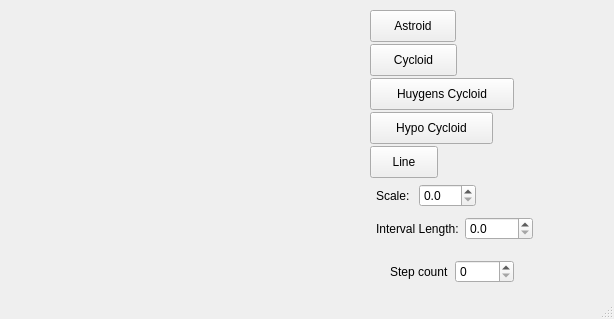
Qt form mainwindow.ui (MStolpovskiy/QtCurvesCPP) before a commit.
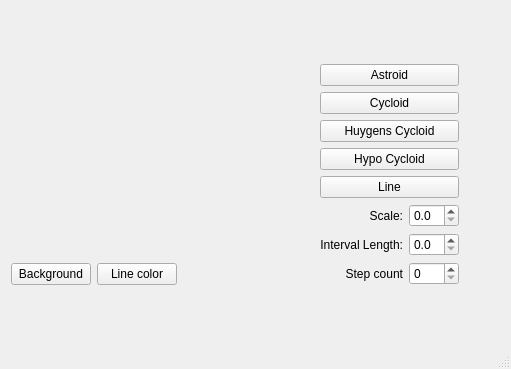
The same form after that commit. Custom widgets are drawn as their Qt base class.

Commit message: Option to change colors added

Patch:
```diff
--- a/mainwindow.ui
+++ b/mainwindow.ui
@@ -6,124 +6,119 @@
    <rect>
     <x>0</x>
     <y>0</y>
-    <width>614</width>
-    <height>319</height>
+    <width>511</width>
+    <height>369</height>
    </rect>
   </property>
   <property name="windowTitle">
    <string>MainWindow</string>
   </property>
   <widget class="QWidget" name="centralwidget">
-   <widget class="RenderArea" name="renderArea" native="true">
+   <widget class="QWidget" name="">
     <property name="geometry">
      <rect>
-      <x>40</x>
-      <y>10</y>
-      <width>164</width>
-      <height>215</height>
+      <x>11</x>
+      <y>42</y>
+      <width>448</width>
+      <height>266</height>
      </rect>
     </property>
-   </widget>
+    <layout class="QGridLayout" name="gridLayout">
+     <item row="0" column="0">
+      <layout class="QVBoxLayout" name="verticalLayout">
+       <item>
+        <widget class="RenderArea" name="renderArea" native="true"/>
+       </item>
+       <item>
+        <layout class="QHBoxLayout" name="horizontalLayout_4">
+         <item>
+          <widget class="QPushButton" name="btnBackgroundColor">
+           <property name="text">
+            <string>Background</string>
+           </property>
+          </widget>
+         </item>
+         <item>
+          <widget class="QPushButton" name="btnLineColor">
+           <property name="text">
+            <string>Line color</string>
+           </property>
+          </widget>
+         </item>
+         <item>
+          <spacer name="horizontalSpacer">
+           <property name="orientation">
+            <enum>Qt::Horizontal</enum>
+           </property>
+           <property name="sizeHint" stdset="0">
+            <size>
+             <width>40</width>
+             <height>20</height>
+            </size>
+           </property>
+          </spacer>
+         </item>
+        </layout>
+       </item>
+      </layout>
+     </item>
+     <item row="0" column="1">
+      <layout class="QVBoxLayout" name="verticalLayout_2">
+       <item>
    <widget class="QPushButton" name="btnAstroid">
-    <property name="geometry">
-     <rect>
-      <x>370</x>
-      <y>10</y>
-      <width>86</width>
-      <height>32</height>
-     </rect>
-    </property>
     <property name="text">
      <string>Astroid</string>
     </property>
    </widget>
+       </item>
+       <item>
    <widget class="QPushButton" name="btnCycloid">
-    <property name="geometry">
-     <rect>
-      <x>370</x>
-      <y>44</y>
-      <width>87</width>
-      <height>32</height>
-     </rect>
-    </property>
     <property name="text">
      <string>Cycloid</string>
     </property>
    </widget>
+       </item>
+       <item>
    <widget class="QPushButton" name="btnHuygens">
-    <property name="geometry">
-     <rect>
-      <x>370</x>
-      <y>78</y>
-      <width>144</width>
-      <height>32</height>
-     </rect>
-    </property>
     <property name="text">
      <string>Huygens Cycloid</string>
     </property>
    </widget>
+       </item>
+       <item>
    <widget class="QPushButton" name="btnHypo">
-    <property name="geometry">
-     <rect>
-      <x>370</x>
-      <y>112</y>
-      <width>123</width>
-      <height>32</height>
-     </rect>
-    </property>
     <property name="text">
      <string>Hypo Cycloid</string>
     </property>
    </widget>
-   <widget class="QWidget" name="layoutWidget">
-    <property name="geometry">
-     <rect>
-      <x>376</x>
-      <y>217</y>
-      <width>157</width>
-      <height>23</height>
-     </rect>
-    </property>
-    <layout class="QHBoxLayout" name="horizontalLayout_2">
+       </item>
      <item>
-      <widget class="QLabel" name="label_2">
+        <widget class="QPushButton" name="btnLine">
        <property name="text">
-        <string>Interval Length:</string>
+          <string>Line</string>
        </property>
       </widget>
      </item>
      <item>
-      <widget class="QDoubleSpinBox" name="spinIntervalLength">
-       <property name="decimals">
-        <number>1</number>
-       </property>
-       <property name="singleStep">
-        <double>0.100000000000000</double>
-       </property>
-      </widget>
-     </item>
-    </layout>
-   </widget>
-   <widget class="QWidget" name="">
-    <property name="geometry">
-     <rect>
-      <x>376</x>
-      <y>184</y>
-      <width>100</width>
-      <height>23</height>
-     </rect>
-    </property>
     <layout class="QHBoxLayout" name="horizontalLayout">
      <item>
       <widget class="QLabel" name="label">
        <property name="text">
         <string>Scale:</string>
        </property>
+           <property name="alignment">
+            <set>Qt::AlignRight|Qt::AlignTrailing|Qt::AlignVCenter</set>
+           </property>
       </widget>
      </item>
      <item>
       <widget class="QDoubleSpinBox" name="spinScale">
+           <property name="maximumSize">
+            <size>
+             <width>50</width>
+             <height>16777215</height>
+            </size>
+           </property>
        <property name="decimals">
         <number>1</number>
        </property>
@@ -133,39 +128,57 @@
       </widget>
      </item>
     </layout>
-   </widget>
-   <widget class="QPushButton" name="btnLine">
-    <property name="geometry">
-     <rect>
-      <x>370</x>
-      <y>146</y>
-      <width>68</width>
-      <height>32</height>
-     </rect>
-    </property>
+       </item>
+       <item>
+        <layout class="QHBoxLayout" name="horizontalLayout_2">
+         <item>
+          <widget class="QLabel" name="label_2">
     <property name="text">
-     <string>Line</string>
-    </property>
-   </widget>
-   <widget class="QWidget" name="">
-    <property name="geometry">
-     <rect>
-      <x>390</x>
-      <y>260</y>
-      <width>124</width>
-      <height>23</height>
-     </rect>
-    </property>
+            <string>Interval Length:</string>
+           </property>
+           <property name="alignment">
+            <set>Qt::AlignRight|Qt::AlignTrailing|Qt::AlignVCenter</set>
+           </property>
+          </widget>
+         </item>
+         <item>
+          <widget class="QDoubleSpinBox" name="spinIntervalLength">
+           <property name="maximumSize">
+            <size>
+             <width>50</width>
+             <height>16777215</height>
+            </size>
+           </property>
+           <property name="decimals">
+            <number>1</number>
+           </property>
+           <property name="singleStep">
+            <double>0.100000000000000</double>
+           </property>
+          </widget>
+         </item>
+        </layout>
+       </item>
+       <item>
     <layout class="QHBoxLayout" name="horizontalLayout_3">
      <item>
       <widget class="QLabel" name="label_3">
        <property name="text">
         <string>Step count</string>
        </property>
+           <property name="alignment">
+            <set>Qt::AlignRight|Qt::AlignTrailing|Qt::AlignVCenter</set>
+           </property>
       </widget>
      </item>
      <item>
       <widget class="QSpinBox" name="spinCount">
+           <property name="maximumSize">
+            <size>
+             <width>50</width>
+             <height>16777215</height>
+            </size>
+           </property>
        <property name="maximum">
         <number>512</number>
        </property>
@@ -173,6 +186,10 @@
         <number>1</number>
        </property>
       </widget>
+         </item>
+        </layout>
+       </item>
+      </layout>
      </item>
     </layout>
    </widget>
```
Lines whose indentation alone changed are shown as unchanged. The commit also changes 4 other files.
